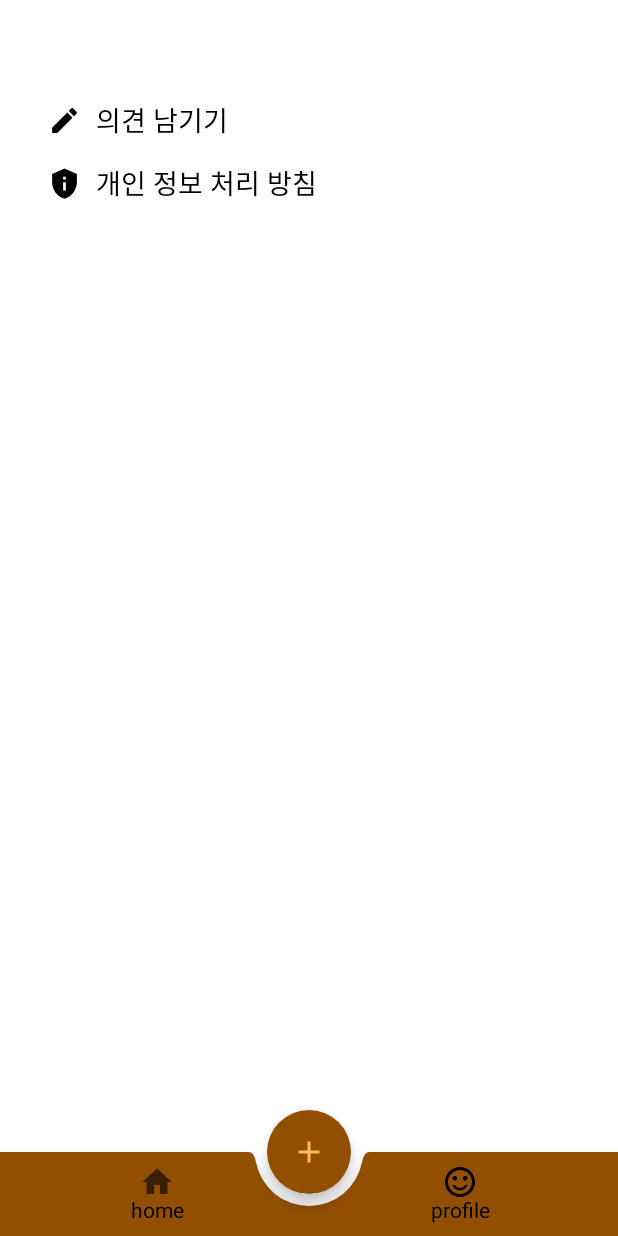
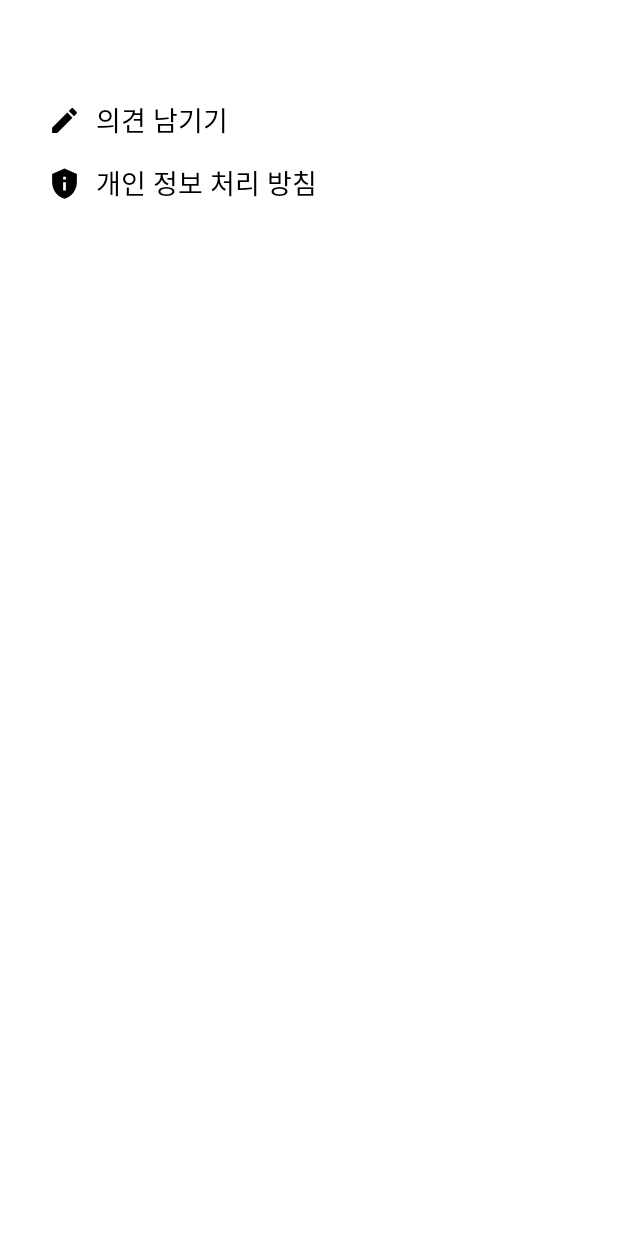
Before and after one commit to kdh123/PetMemory, an Android app built with Jetpack Compose: the HomeScreen screen opened through its navigation route, item 2 of the bottom bar chosen, on a phone screen of 412 x 824 dp. Run offline under Robolectric (Android 15) with nearby library versions, the phone set to English and light mode, and no system bars; our stand-ins replace Dagger/Hilt's generated code; libraries missing offline, so code that uses them is left out: com.naver.maps; Roboto replaces fonts that are not available here; 5 statements that could not run were skipped.

Commit message:
BottomSheet drag에 따라 bottomAppBar alpha 업데이트

```diff
--- a/app/src/main/java/com/dohyun/petmemory/ui/home/HomeFragment2.kt
+++ b/app/src/main/java/com/dohyun/petmemory/ui/home/HomeFragment2.kt
@@ -1,6 +1,5 @@
 package com.dohyun.petmemory.ui.home
 
-import android.util.Log
 import androidx.compose.runtime.Composable
 import com.dohyun.petmemory.base.BaseComposeFragment
 import dagger.hilt.android.AndroidEntryPoint
@@ -14,7 +13,6 @@ class HomeFragment2 : BaseComposeFragment() {
 
     @Composable
     override fun InitView() {
-        Log.e("dhkim", "initView")
         //HomeScreen()
     }
 
--- a/app/src/main/java/com/dohyun/petmemory/ui/main/MainActivity2.kt
+++ b/app/src/main/java/com/dohyun/petmemory/ui/main/MainActivity2.kt
@@ -1,7 +1,6 @@
 package com.dohyun.petmemory.ui.main
 
 import android.os.Bundle
-import android.util.Log
 import androidx.activity.ComponentActivity
 import androidx.activity.compose.setContent
 import androidx.compose.animation.AnimatedVisibility
@@ -9,21 +8,26 @@ import androidx.compose.animation.fadeIn
 import androidx.compose.animation.fadeOut
 import androidx.compose.animation.slideIn
 import androidx.compose.animation.slideOut
+import androidx.compose.foundation.layout.Box
+import androidx.compose.foundation.layout.fillMaxSize
+import androidx.compose.foundation.layout.fillMaxWidth
 import androidx.compose.foundation.layout.padding
+import androidx.compose.foundation.layout.wrapContentHeight
 import androidx.compose.foundation.shape.RoundedCornerShape
+import androidx.compose.material.BottomAppBar
 import androidx.compose.material.BottomNavigationItem
 import androidx.compose.material.Icon
-import androidx.compose.material.icons.Icons
-import androidx.compose.material.icons.filled.Add
-import androidx.compose.material3.FloatingActionButton
 import androidx.compose.material3.Text
 import androidx.compose.runtime.Composable
 import androidx.compose.runtime.getValue
 import androidx.compose.runtime.remember
+import androidx.compose.ui.Alignment
 import androidx.compose.ui.Modifier
+import androidx.compose.ui.draw.alpha
 import androidx.compose.ui.res.colorResource
 import androidx.compose.ui.res.painterResource
 import androidx.compose.ui.unit.IntOffset
+import androidx.lifecycle.compose.collectAsStateWithLifecycle
 import androidx.lifecycle.viewmodel.compose.viewModel
 import androidx.navigation.NavDestination.Companion.hierarchy
 import androidx.navigation.NavGraph.Companion.findStartDestination
@@ -34,6 +38,7 @@ import androidx.navigation.compose.rememberNavController
 import com.dohyun.petmemory.R
 import com.dohyun.petmemory.ui.diary.DiaryDetailScreen
 import com.dohyun.petmemory.ui.home.HomeScreen
+import com.dohyun.petmemory.ui.home.HomeUiState
 import com.dohyun.petmemory.ui.home.HomeViewModel
 import com.dohyun.petmemory.ui.profile.ProfileScreen
 import dagger.hilt.android.AndroidEntryPoint
@@ -54,41 +59,50 @@ fun MainScreen() {
     val navController = rememberNavController()
     val homeViewModel: HomeViewModel = viewModel()
     val items = listOf(Screen.Home, Screen.Profile)
+    val alpha by homeViewModel.sheetAlpha.collectAsStateWithLifecycle()
+    val homeUiState by homeViewModel.homeUiState.collectAsStateWithLifecycle()
+    val isShow = navController.currentBackStackEntryAsState().value?.destination?.route in listOf("home", "profile")
 
-    val isShow = navController.currentBackStackEntryAsState().value?.destination?.route in listOf("home", "profile")
-    //val sheetAlpha by homeViewModel.sheetAlpha.collectAsStateWithLifecycle()
+    val isBottomSheetShow = if (homeUiState is HomeUiState.Success) {
+        (homeUiState as HomeUiState.Success).isBottomSheetShow
+    } else {
+        true
+    }
 
-    androidx.compose.material.Scaffold(
-        floatingActionButton = {
+    Box(modifier = Modifier.fillMaxSize(), contentAlignment = Alignment.BottomCenter) {
+        NavHost(modifier = Modifier.fillMaxSize(), navController = navController, startDestination = "home") {
+            composable("home") {
+                val onClick: (String) -> Unit = remember {
+                    { diaryId ->
+                        val des = navController.currentDestination?.id
+                        navController.navigate("diaryDetail/$diaryId")
+                    }
+                }
+
+                HomeScreen(
+                    onNavigateToDetail = onClick,
+                    viewModel = homeViewModel
+                )
+            }
+            composable("profile") {
+                ProfileScreen()
+            }
+            composable("diaryDetail/{diaryId}") { backStackEntry ->
+                DiaryDetailScreen(diaryId = backStackEntry.arguments?.getString("diaryId")!!)
+            }
+        }
+
+        if (isBottomSheetShow) {
             AnimatedVisibility(
                 visible = isShow,
                 enter = fadeIn() + slideIn { IntOffset(0, it.height) },
                 exit = fadeOut() + slideOut { IntOffset(0, it.height) }
             ) {
-                FloatingActionButton(
-                    onClick = {
-                        navController.navigate("camera")
-                    },
-                    shape = RoundedCornerShape(50),
-                    containerColor = colorResource(id = R.color.brown)
-                ) {
-                    Icon(
-                        Icons.Filled.Add,
-                        "",
-                        tint = colorResource(id = R.color.primary),
-                    )
-                }
-            }
-        },
-        isFloatingActionButtonDocked = true,
-        floatingActionButtonPosition = androidx.compose.material.FabPosition.Center,
-        bottomBar = {
-            AnimatedVisibility(
-                visible = isShow,
-                enter = fadeIn() + slideIn { IntOffset(0, it.height) },
-                exit = fadeOut() + slideOut { IntOffset(0, it.height) }
-            ) {
-                androidx.compose.material.BottomAppBar(
+                BottomAppBar(
+                    modifier = Modifier
+                        .fillMaxWidth()
+                        .wrapContentHeight(align = Alignment.Bottom)
+                        .alpha(alpha),
                     backgroundColor = colorResource(id = R.color.brown),
                     cutoutShape = RoundedCornerShape(50),
                 ) {
@@ -119,30 +133,6 @@ fun MainScreen() {
                 }
             }
         }
-    ) {
-        NavHost(navController = navController, startDestination = "home", Modifier.padding(it)) {
-            composable("home") {
-                val onClick: (String) -> Unit = remember {
-                    { diaryId ->
-                        val des = navController.currentDestination?.id
-
-                        Log.e("dhkim", "des : $des")
-                        navController.navigate("diaryDetail/$diaryId")
-                    }
-                }
-
-                HomeScreen(
-                    onNavigateToDetail = onClick,
-                    viewModel = homeViewModel
-                )
-            }
-            composable("profile") {
-                ProfileScreen()
-            }
-            composable("diaryDetail/{diaryId}") { backStackEntry ->
-                DiaryDetailScreen(diaryId = backStackEntry.arguments?.getString("diaryId")!!)
-            }
-        }
     }
 }
 
```
Also changed, not shown: app/src/main/java/com/dohyun/petmemory/ui/home/HomeScreen.kt (+25 -21 lines), app/src/main/java/com/dohyun/petmemory/ui/home/HomeViewModel.kt (+24 -4 lines).
